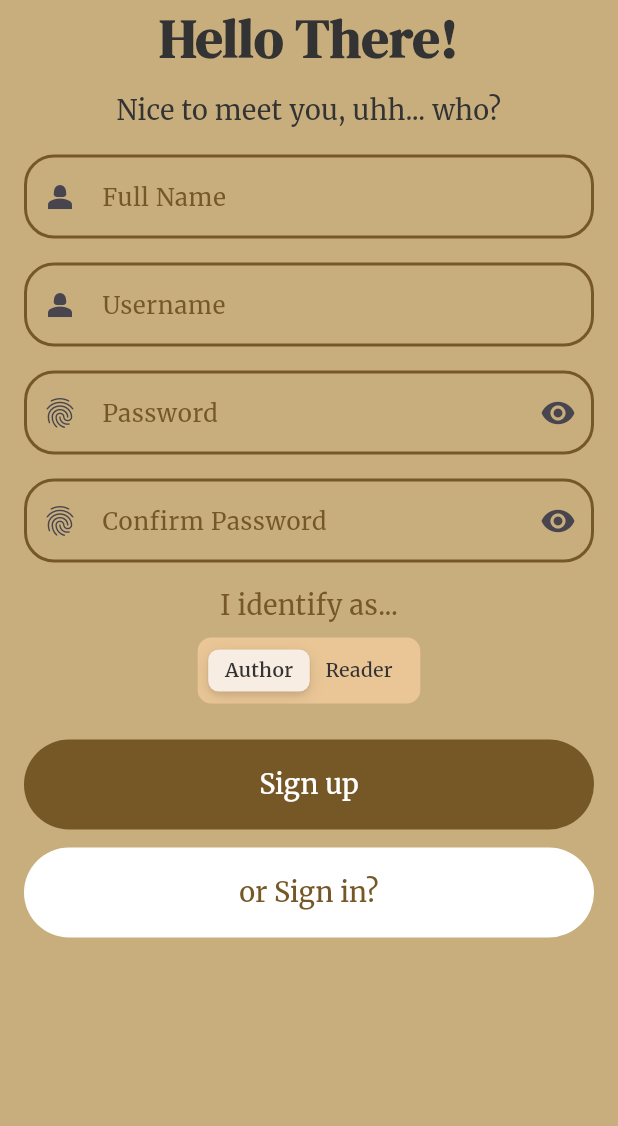
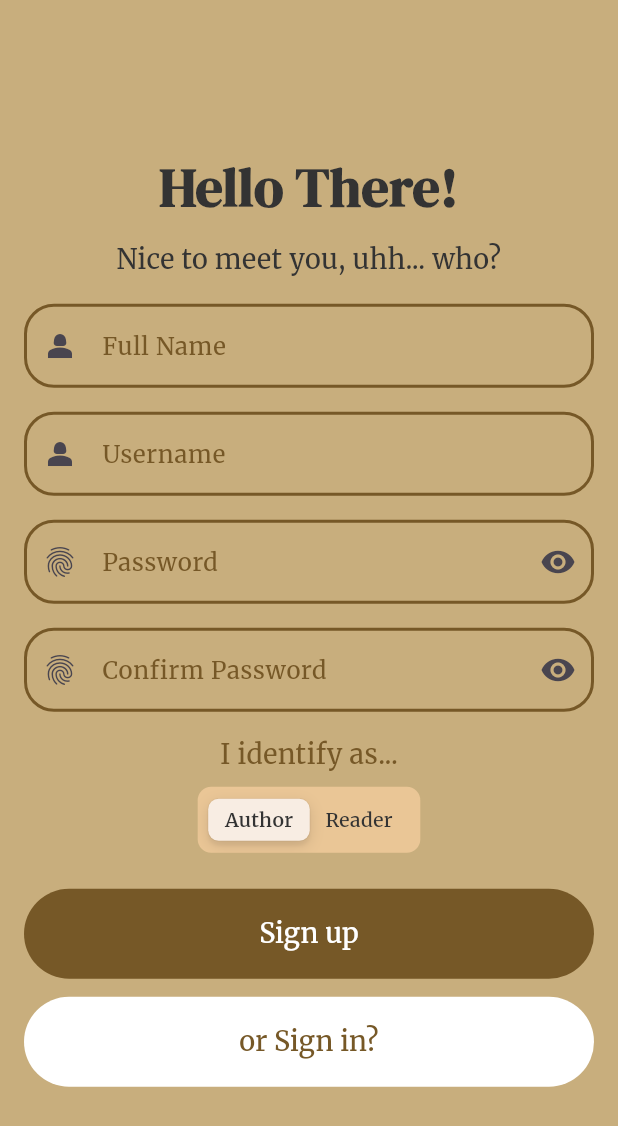
Before and after one commit to PBP-F12/fontana-flutter, a Flutter app: the screen it shows after launch, after a tap on "Sign up", on a phone screen of 412 x 824 dp. Shown: the top 1126 px of the screen. Run offline on Flutter 3.47's test engine with Material 3 defaults, Android fonts, the phone set to English and light mode, and no system bars; our stand-ins replace cached_network_image, carousel_slider, curved_navigation_bar, google_fonts, shared_preferences.

Commit message:
fix layout in register

```diff
--- a/lib/feature/auth/screens/register.dart
+++ b/lib/feature/auth/screens/register.dart
@@ -1,3 +1,4 @@
+import 'package:bookshelve_flutter/constant/color.dart';
 import 'package:bookshelve_flutter/constant/urls.dart';
 import 'package:bookshelve_flutter/feature/auth/screens/login.dart';
 import 'package:bookshelve_flutter/feature/auth/widgets/custom_text_field.dart';
@@ -48,8 +49,9 @@ class _RegisterPageState extends State<RegisterPage> {
     double screenWidth = MediaQuery.of(context).size.width;
 
     return Scaffold(
-      backgroundColor: const Color.fromARGB(255, 200, 174, 125),
-      body: SingleChildScrollView(
+      backgroundColor: FontanaColor.creamy2,
+      body: Center(
+        child: SingleChildScrollView(
           child: Column(
             mainAxisAlignment: MainAxisAlignment.center,
             children: [
@@ -163,6 +165,7 @@ class _RegisterPageState extends State<RegisterPage> {
             ],
           ),
         ),
+      ),
     );
   }
 
```
Lines whose indentation alone changed are shown as unchanged.
